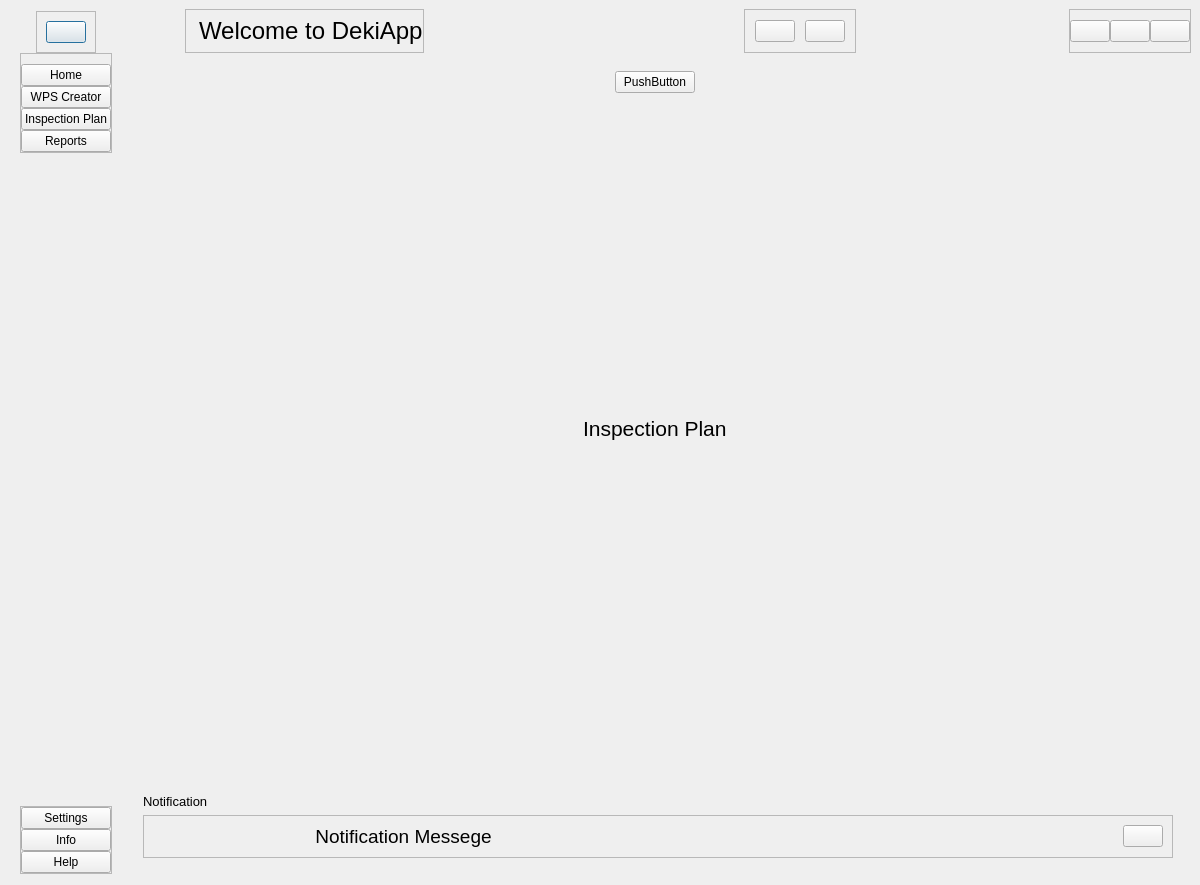
Above: DekiApp_pyqt5/Screens/mainWindow.ui from krzysiek-droid/Deki-Desktop-App before the change. Below: the same form after it.
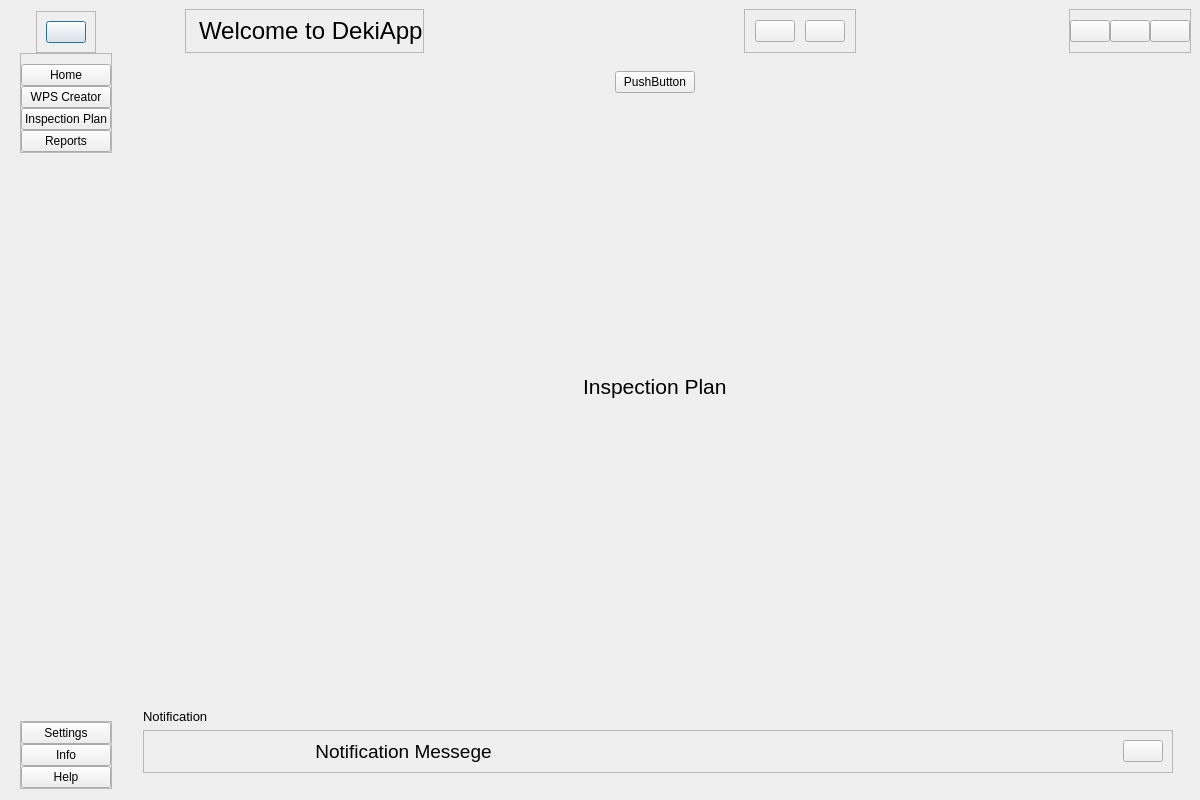
That is the form after the change. Icons and pictures are not drawn.

What changed in the file:
```diff
--- a/DekiApp_pyqt5/Screens/mainWindow.ui
+++ b/DekiApp_pyqt5/Screens/mainWindow.ui
@@ -7,7 +7,7 @@
     <x>0</x>
     <y>0</y>
     <width>1200</width>
-    <height>885</height>
+    <height>800</height>
    </rect>
   </property>
   <property name="sizePolicy">
```
Left out of the diff: 2 changed lines with no effect on the pictures.
